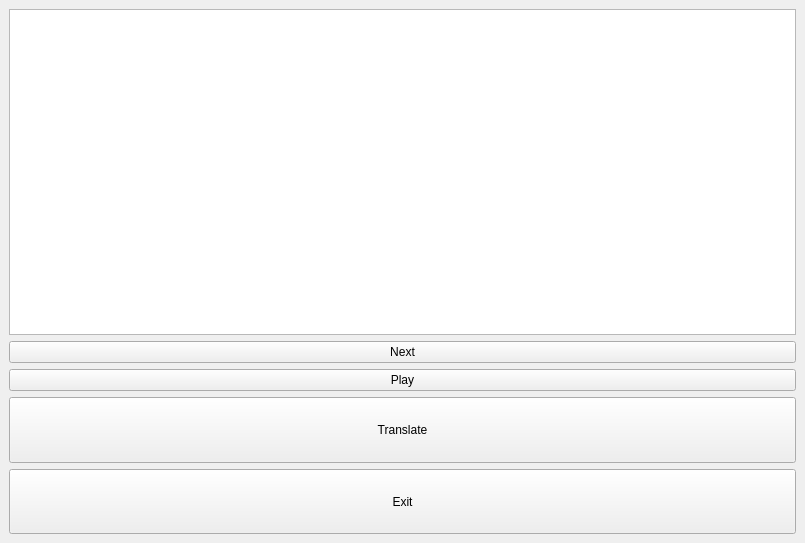
Qt form ui/mainwindow.ui (lth6696/2022-03-19-WordsCheck) before a commit.
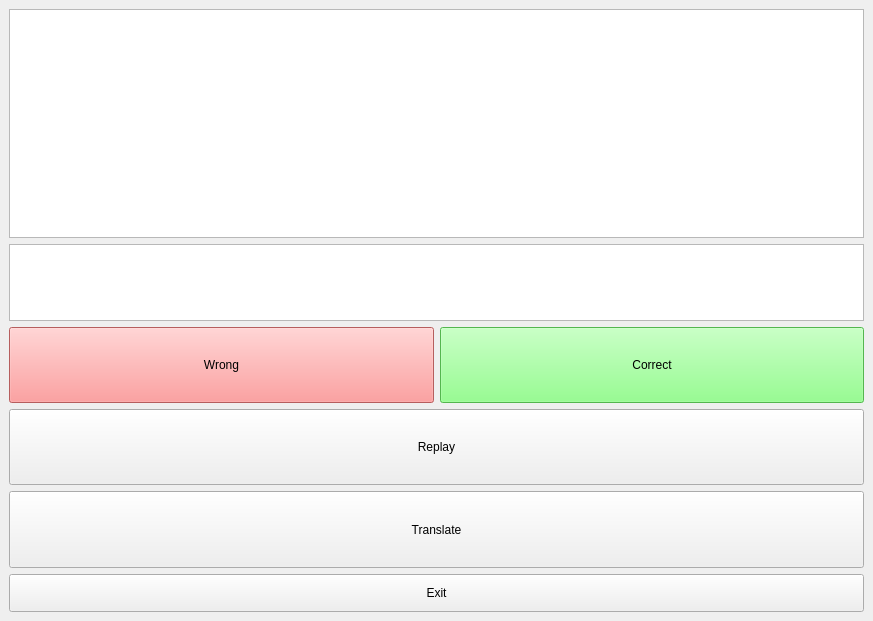
The same form after that commit.

The edit to the form file:
```diff
--- a/ui/mainwindow.ui
+++ b/ui/mainwindow.ui
@@ -6,19 +6,52 @@
    <rect>
     <x>0</x>
     <y>0</y>
-    <width>805</width>
-    <height>543</height>
+    <width>873</width>
+    <height>621</height>
    </rect>
   </property>
   <property name="windowTitle">
    <string>MainWindow</string>
   </property>
   <widget class="QWidget" name="centralwidget">
-   <layout class="QVBoxLayout" name="verticalLayout_2" stretch="5,0,0,1,1">
+   <layout class="QGridLayout" name="gridLayout" rowstretch="6,2,2,2,2,1">
     <property name="sizeConstraint">
      <enum>QLayout::SetDefaultConstraint</enum>
     </property>
-    <item>
+    <item row="5" column="0" colspan="2">
+     <widget class="QPushButton" name="PBExit">
+      <property name="sizePolicy">
+       <sizepolicy hsizetype="Minimum" vsizetype="Preferred">
+        <horstretch>0</horstretch>
+        <verstretch>0</verstretch>
+       </sizepolicy>
+      </property>
+      <property name="styleSheet">
+       <string notr="true">font: 87 16pt &quot;Arial Black&quot;;</string>
+      </property>
+      <property name="text">
+       <string>Exit</string>
+      </property>
+     </widget>
+    </item>
+    <item row="2" column="1">
+     <widget class="QPushButton" name="PBCorrect">
+      <property name="sizePolicy">
+       <sizepolicy hsizetype="Minimum" vsizetype="Preferred">
+        <horstretch>0</horstretch>
+        <verstretch>0</verstretch>
+       </sizepolicy>
+      </property>
+      <property name="styleSheet">
+       <string notr="true">font: 87 16pt &quot;Arial Black&quot;;
+background-color: rgb(118, 255, 111);</string>
+      </property>
+      <property name="text">
+       <string>Correct</string>
+      </property>
+     </widget>
+    </item>
+    <item row="0" column="0" colspan="2">
      <widget class="QTextBrowser" name="TBShow">
       <property name="sizePolicy">
        <sizepolicy hsizetype="Expanding" vsizetype="Preferred">
@@ -31,39 +64,7 @@
       </property>
      </widget>
     </item>
-    <item>
-     <widget class="QPushButton" name="PBNext">
-      <property name="sizePolicy">
-       <sizepolicy hsizetype="Minimum" vsizetype="Preferred">
-        <horstretch>0</horstretch>
-        <verstretch>0</verstretch>
-       </sizepolicy>
-      </property>
-      <property name="styleSheet">
-       <string notr="true">font: 87 16pt &quot;Arial Black&quot;;</string>
-      </property>
-      <property name="text">
-       <string>Next</string>
-      </property>
-     </widget>
-    </item>
-    <item>
-     <widget class="QPushButton" name="PBPlayer">
-      <property name="sizePolicy">
-       <sizepolicy hsizetype="Minimum" vsizetype="Preferred">
-        <horstretch>0</horstretch>
-        <verstretch>0</verstretch>
-       </sizepolicy>
-      </property>
-      <property name="styleSheet">
-       <string notr="true">font: 87 16pt &quot;Arial Black&quot;;</string>
-      </property>
-      <property name="text">
-       <string>Play</string>
-      </property>
-     </widget>
-    </item>
-    <item>
+    <item row="4" column="0" colspan="2">
      <widget class="QPushButton" name="PBTranslate">
       <property name="sizePolicy">
        <sizepolicy hsizetype="Minimum" vsizetype="Preferred">
@@ -79,8 +80,8 @@
       </property>
      </widget>
     </item>
-    <item>
-     <widget class="QPushButton" name="PBExit">
+    <item row="3" column="0" colspan="2">
+     <widget class="QPushButton" name="PBReplay">
       <property name="sizePolicy">
        <sizepolicy hsizetype="Minimum" vsizetype="Preferred">
         <horstretch>0</horstretch>
@@ -91,7 +92,37 @@
        <string notr="true">font: 87 16pt &quot;Arial Black&quot;;</string>
       </property>
       <property name="text">
-       <string>Exit</string>
+       <string>Replay</string>
+      </property>
+     </widget>
+    </item>
+    <item row="2" column="0">
+     <widget class="QPushButton" name="PBWrong">
+      <property name="sizePolicy">
+       <sizepolicy hsizetype="Minimum" vsizetype="Preferred">
+        <horstretch>0</horstretch>
+        <verstretch>0</verstretch>
+       </sizepolicy>
+      </property>
+      <property name="styleSheet">
+       <string notr="true">font: 87 16pt &quot;Arial Black&quot;;
+background-color: rgb(255, 131, 131);</string>
+      </property>
+      <property name="text">
+       <string>Wrong</string>
+      </property>
+     </widget>
+    </item>
+    <item row="1" column="0" colspan="2">
+     <widget class="QTextBrowser" name="TBGrade">
+      <property name="sizePolicy">
+       <sizepolicy hsizetype="Expanding" vsizetype="Preferred">
+        <horstretch>0</horstretch>
+        <verstretch>0</verstretch>
+       </sizepolicy>
+      </property>
+      <property name="styleSheet">
+       <string notr="true">font: 87 16pt &quot;Arial Black&quot;;</string>
       </property>
      </widget>
     </item>
```
